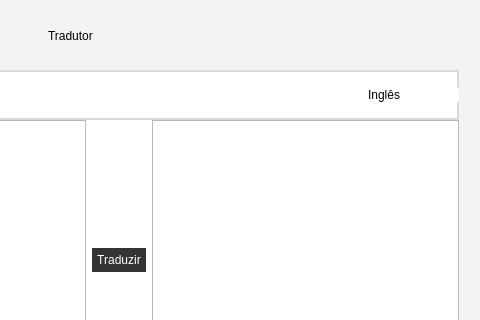
This is interface.ui in GSantospy/TradutorSimples as Qt 5 draws it before an edit; both pictures show x 242 to 722 and y 0 to 320 of the 722 by 412 pixel window. The edited form follows.
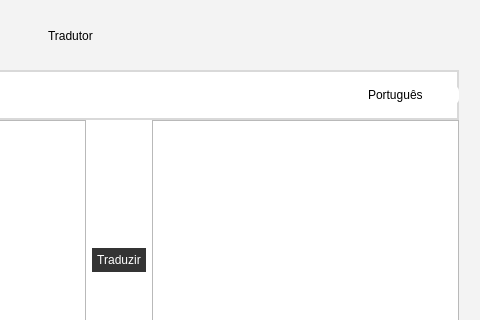
This is the edited form. Icons and pictures are not drawn.

```diff
--- a/interface.ui
+++ b/interface.ui
@@ -178,7 +178,7 @@
        </property>
        <item>
         <property name="text">
-         <string>Inglês</string>
+         <string>Português</string>
         </property>
        </item>
        <item>
```
Left out of the diff: 12 changed lines with no effect on the pictures.
